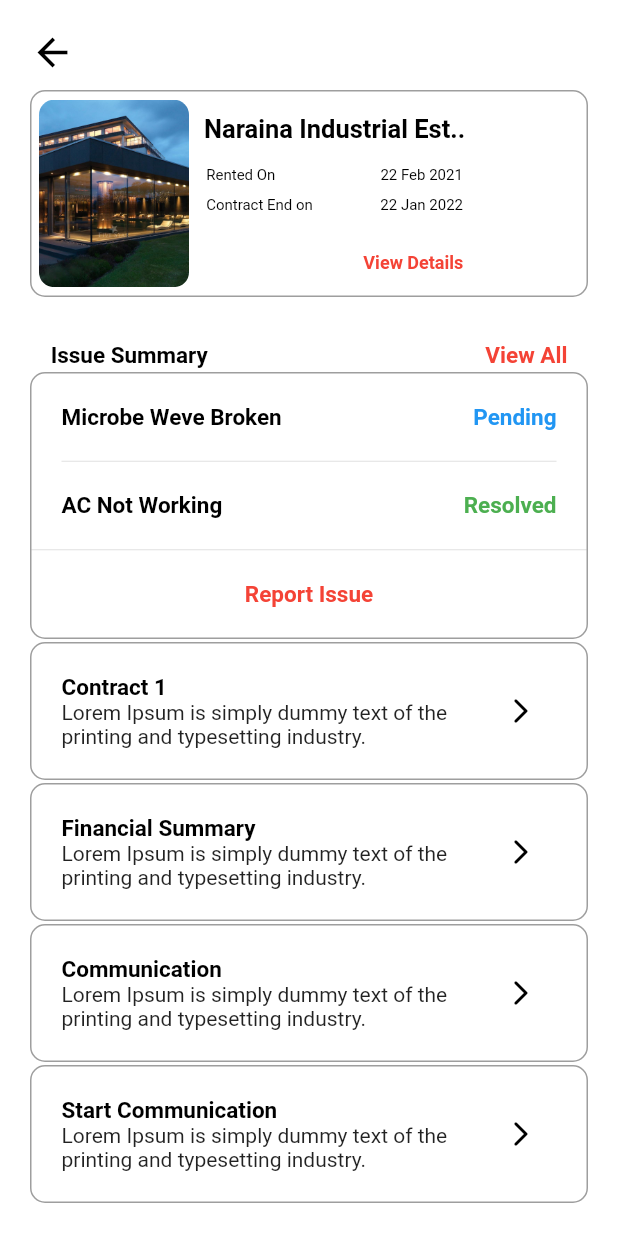
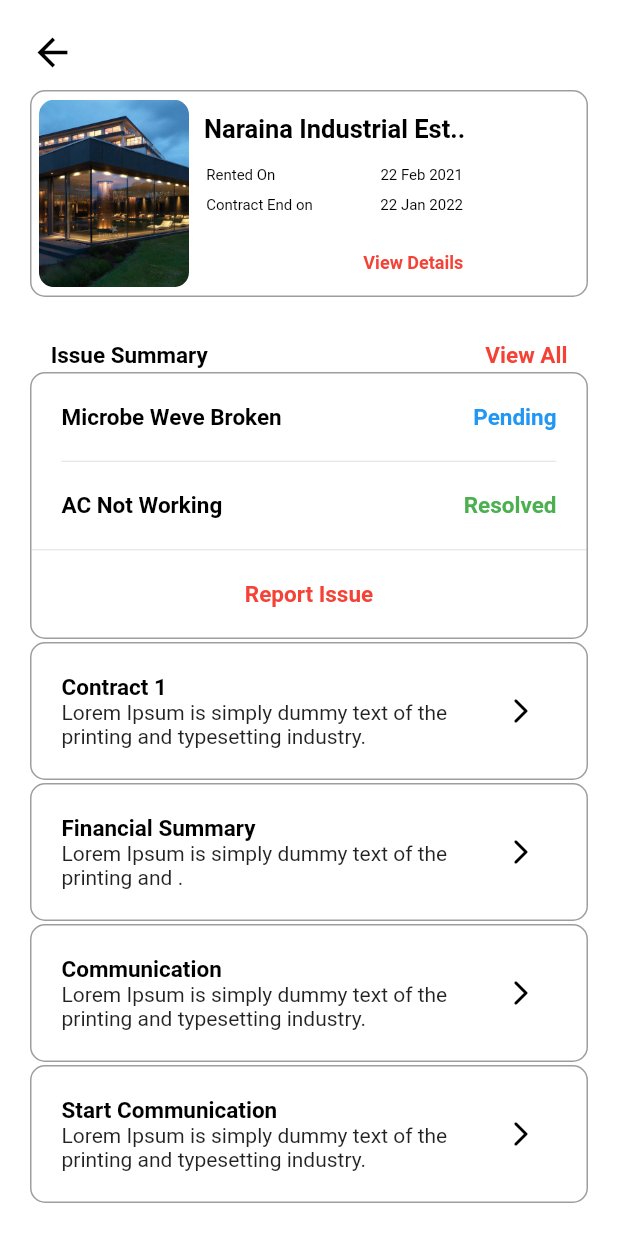
Before and after one commit to ErGaurav8305706255/naraina_industrail, a Flutter app: the screen it shows after launch, on a phone screen of 412 x 824 dp. Run offline on Flutter 3.47's test engine with Material 2 defaults, Android fonts, the phone set to English and light mode, and no system bars.

Commit message:
somthing change

```diff
--- a/lib/home.dart
+++ b/lib/home.dart
@@ -299,7 +299,7 @@ class _MyHomeState extends State<MyHome> {
                                 fontWeight: FontWeight.bold,
                               ),
                             ),
-                            Text('Lorem Ipsum is simply dummy text of the printing and typesetting industry. ',
+                            Text('Lorem Ipsum is simply dummy text of the printing and . ',
                             ),
                           ],
                         ),
```
